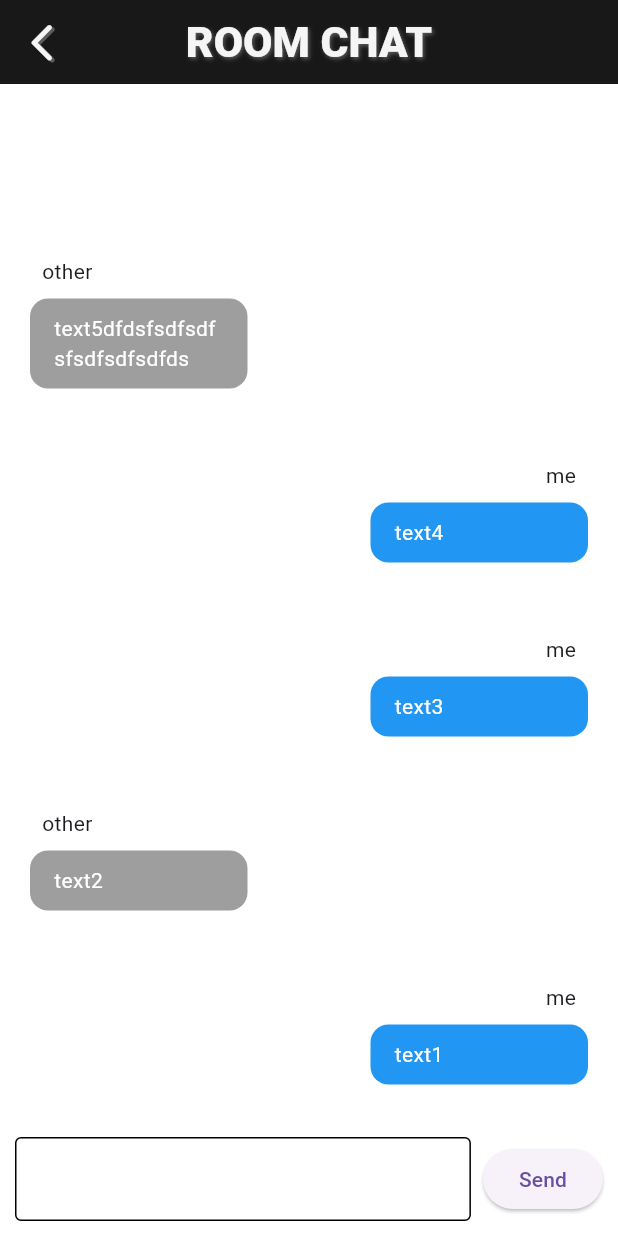
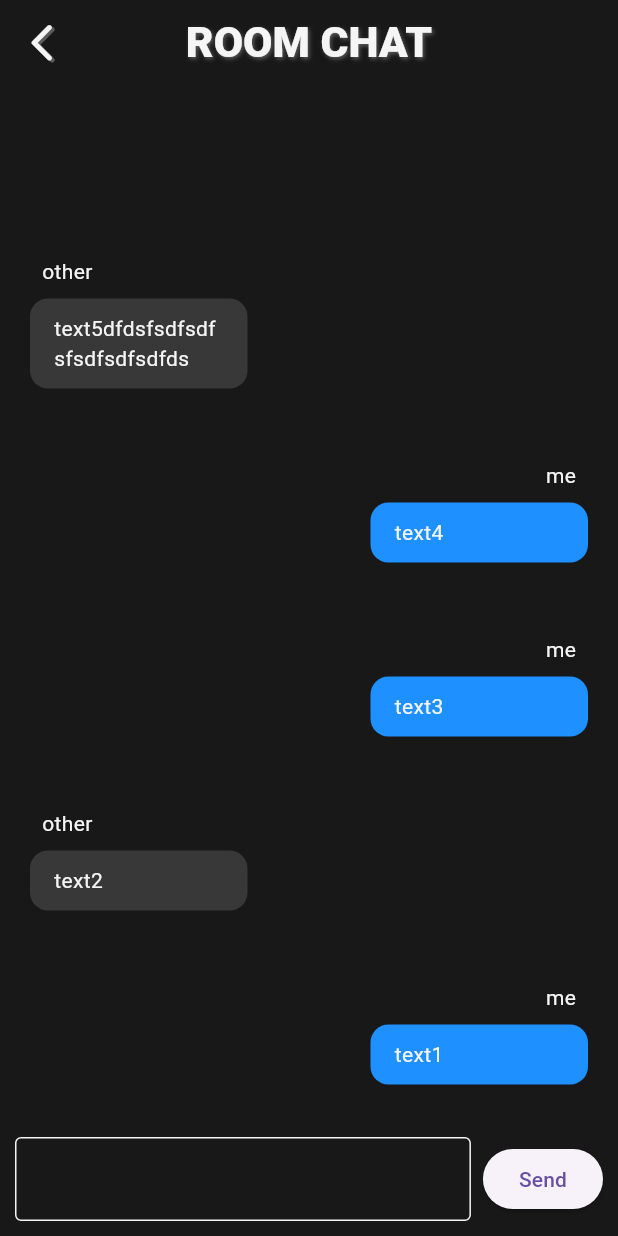
Before and after one commit to jhdo-dev/elice-1st-topkon, a Flutter app: the RoomChatPage screen opened by its route, on a phone screen of 412 x 824 dp. Run offline on Flutter 3.47's test engine with Material 3 defaults, Android fonts, the phone set to English and light mode, and no system bars; our stand-ins replace bloc, equatable, flutter_bloc, flutter_screenutil, go_router, google_fonts; Roboto replaces fonts that are missing (Play).

Commit message:
채팅룸 다크모드 색상 적용

```diff
--- a/alarm_front/lib/presentation/pages/room_chat/room_chat_page.dart
+++ b/alarm_front/lib/presentation/pages/room_chat/room_chat_page.dart
@@ -12,12 +12,17 @@ class RoomChatPage extends StatefulWidget {
 class _RoomChatPageState extends State<RoomChatPage> {
   @override
   Widget build(BuildContext context) {
-    return Scaffold(
-        backgroundColor: Colors.white,
+    return GestureDetector(
+        onTap: () {
+          FocusScope.of(context).unfocus(); // 빈공간 터치시 입력창 내려감
+        },
+        child: Scaffold(
+            backgroundColor: AppColors.backgroundColor,
             appBar: AppbarWidget(
               title: 'ROOM CHAT',
               isBackIcon: true,
             ),
+            // 중앙 채팅화면(+말풍선)과 하단 입력창
             body: Container(
               child: Column(
                 children: [
@@ -25,7 +30,7 @@ class _RoomChatPageState extends State<RoomChatPage> {
                   ChatInputField(),
                 ],
               ),
-        ));
+            )));
   }
 }
 
@@ -73,8 +78,14 @@ class _ChatInputFieldState extends State<ChatInputField> {
               child: TextField(
             maxLines: null,
             controller: _controller,
+            // 폰트 색상
+            style: TextStyle(color: AppColors.appbarColor),
+            // 테두리 색상
             decoration: InputDecoration(
-              enabledBorder: OutlineInputBorder(),
+              focusedBorder: UnderlineInputBorder(
+                  borderSide: BorderSide(color: AppColors.appbarColor)),
+              enabledBorder: OutlineInputBorder(
+                  borderSide: BorderSide(color: AppColors.appbarColor)),
             ),
             onChanged: (value) => setState(() {
               _userEnterMessage = value;
@@ -93,8 +104,9 @@ class _ChatInputFieldState extends State<ChatInputField> {
 
 // 메시지(말풍선) 스타일
 class Message extends StatelessWidget {
+  // 나중에 final String/bool로 바꾸기
   var message;
-  var isMe;
+  var isMe; // 말풍선이 사용자(me) 또는 상대방 두가지 상태를 가짐
 
   Message(this.message, this.isMe, {super.key});
 
@@ -106,20 +118,28 @@ class Message extends StatelessWidget {
         crossAxisAlignment:
             isMe ? CrossAxisAlignment.end : CrossAxisAlignment.start,
         children: [
+          // 유저이름 스타일
           Container(
             margin: EdgeInsets.symmetric(horizontal: 8, vertical: 8),
-            child: isMe ? Text('me') : Text('other'),
+            child: Text(
+              isMe ? 'me' : 'other',
+              style: TextStyle(color: AppColors.appbarColor),
             ),
+          ),
+          // 말풍선 스타일
           Container(
             decoration: BoxDecoration(
-              color: isMe ? Colors.blue : Colors.grey,
+              // 말풍선 색깔 설정
+              color: isMe
+                  ? AppColors.sendMsgBurbleColor
+                  : AppColors.receiveMsgBurbleColor,
               borderRadius: BorderRadius.circular(12),
             ),
             width: 145, // 말풍선 최대넓이
             padding: EdgeInsets.symmetric(horizontal: 16, vertical: 10),
             child: Text(
               message,
-              style: TextStyle(color: Colors.white),
+              style: TextStyle(color: AppColors.appbarColor),
             ),
           ),
         ],
```
Lines whose indentation alone changed are shown as unchanged.
